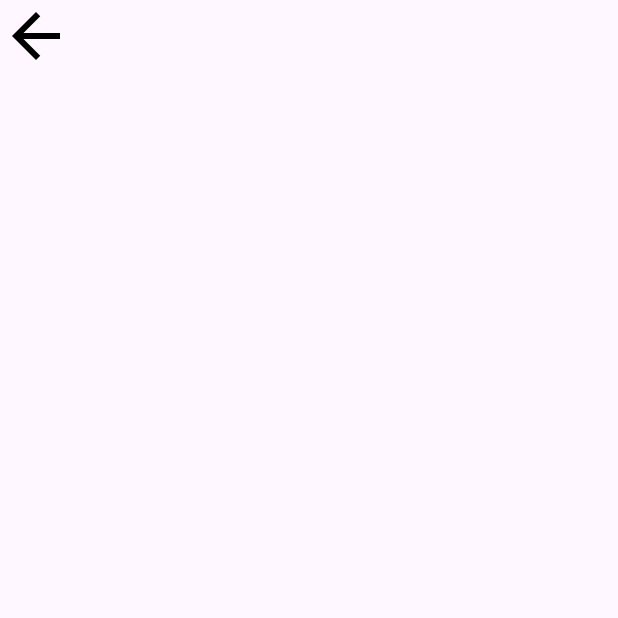
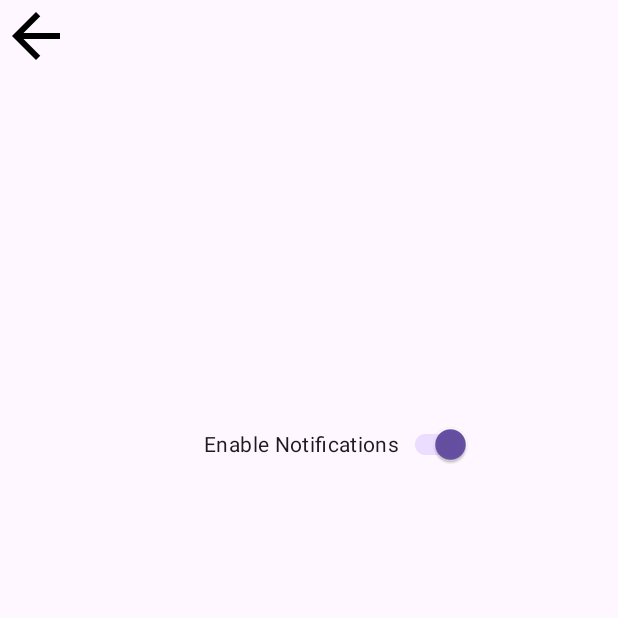
Before and after one commit to Nancke/SecondActivityMobil, an Android app: the Settings screen opened directly, with no data from a screen before it, on a phone screen of 412 x 824 dp, the top half of it. Before the commit the part shown is almost empty. Run offline under Robolectric (Android 15) with nearby library versions, the phone set to English and light mode, and no system bars.

Commit message:
fuck notifications this shi weird

```diff
--- a/app/src/main/AndroidManifest.xml
+++ b/app/src/main/AndroidManifest.xml
@@ -1,6 +1,8 @@
 <?xml version="1.0" encoding="utf-8"?>
 <manifest xmlns:android="http://schemas.android.com/apk/res/android"
     xmlns:tools="http://schemas.android.com/tools">
+
+    <uses-permission android:name="android.permission.POST_NOTIFICATIONS"/>
 
     <application
         android:allowBackup="true"
--- a/app/src/main/java/com/example/secondactivity/SecoundActivity.java
+++ b/app/src/main/java/com/example/secondactivity/SecoundActivity.java
@@ -40,6 +40,7 @@ public class SecoundActivity extends AppCompatActivity{
                 startActivity(intent);
             }
         });
+
     }
 
 
--- a/app/src/main/java/com/example/secondactivity/Settings.java
+++ b/app/src/main/java/com/example/secondactivity/Settings.java
@@ -1,25 +1,73 @@
 package com.example.secondactivity;
 
+import android.Manifest;
 import android.content.Intent;
+import android.content.pm.PackageManager;
+import android.net.Uri;
+import android.os.Build;
 import android.os.Bundle;
 import android.view.View;
 import android.widget.ImageView;
 
+
+import androidx.activity.result.ActivityResultLauncher;
+import androidx.activity.result.contract.ActivityResultContracts;
 import androidx.appcompat.app.AppCompatActivity;
+import androidx.appcompat.widget.SwitchCompat;
+import androidx.core.content.ContextCompat;
 import androidx.core.graphics.Insets;
 import androidx.core.view.ViewCompat;
 import androidx.core.view.WindowCompat;
 import androidx.core.view.WindowInsetsCompat;
+import androidx.appcompat.app.AppCompatActivity;
 
 public class Settings extends AppCompatActivity {
 
     ImageView Settings;
+
+    private SwitchCompat switchNotifications;
+
+    // Register permission launcher for Android 13+
+    private final ActivityResultLauncher<String> requestPermissionLauncher =
+            registerForActivityResult(new ActivityResultContracts.RequestPermission(), isGranted -> {
+                // Update switch position based on user choice in the pop-up
+                switchNotifications.setChecked(isGranted);
+            });
+
 
     @Override
     protected void onCreate(Bundle savedInstanceState) {
         super.onCreate(savedInstanceState);
         setContentView(R.layout.activity_settings);
 
+        switchNotifications = findViewById(R.id.switchNotifications);
+
+        // 1. Set initial state of the switch based on current permission
+        updateSwitchState();
+
+        // 2. Handle switch toggling
+        switchNotifications.setOnCheckedChangeListener((buttonView, isChecked) -> {
+            // Prevent triggering code programmatically when updating switch state
+            if (!buttonView.isPressed()) return;
+
+            if (isChecked) {
+                // User wants to turn notifications ON
+                if (Build.VERSION.SDK_INT >= Build.VERSION_CODES.TIRAMISU) {
+                    if (ContextCompat.checkSelfPermission(this, Manifest.permission.POST_NOTIFICATIONS)
+                            != PackageManager.PERMISSION_GRANTED) {
+                        // Request permission pop-up
+                        requestPermissionLauncher.launch(Manifest.permission.POST_NOTIFICATIONS);
+                    }
+                }
+            } else {
+                // User wants to turn notifications OFF.
+                // Android doesn't allow apps to revoke runtime permissions programmatically,
+                // so we send them to the app's system settings page to toggle it off.
+                Intent intent = new Intent(android.provider.Settings.ACTION_APPLICATION_DETAILS_SETTINGS);
+                intent.setData(Uri.parse("package:" + getPackageName()));
+                startActivity(intent);
+            }
+        });
         Settings = findViewById(R.id.goback);
         Settings.setOnClickListener(new View.OnClickListener() {
             @Override
@@ -30,4 +78,24 @@ public class Settings extends AppCompatActivity {
 
         });
     }
+
+    @Override
+    protected void onResume() {
+        super.onResume();
+        // Refresh switch state if the user returns from system settings
+        updateSwitchState();
+    }
+
+    private void updateSwitchState() {
+        if (Build.VERSION.SDK_INT >= Build.VERSION_CODES.TIRAMISU) {
+            boolean hasPermission = ContextCompat.checkSelfPermission(
+                    this, Manifest.permission.POST_NOTIFICATIONS) == PackageManager.PERMISSION_GRANTED;
+            switchNotifications.setChecked(hasPermission);
+        } else {
+            // Below Android 13, notifications are enabled by default unless blocked globally
+            switchNotifications.setChecked(true);
+        }
+    }
+
+
 }
--- a/app/src/main/res/layout/activity_money_stuff.xml
+++ b/app/src/main/res/layout/activity_money_stuff.xml
@@ -40,7 +40,8 @@
         android:textSize="30sp"
         app:layout_constraintBottom_toBottomOf="parent"
         app:layout_constraintEnd_toEndOf="parent"
-        app:cornerRadius="0dp"/>
+        app:cornerRadius="0dp"
+        />
 
 
 
--- a/app/src/main/res/layout/activity_settings.xml
+++ b/app/src/main/res/layout/activity_settings.xml
@@ -16,4 +16,15 @@
         android:focusable="true"
         app:layout_constraintTop_toTopOf="parent"
         app:layout_constraintStart_toStartOf="parent" />
+
+    <androidx.appcompat.widget.SwitchCompat
+        android:id="@+id/switchNotifications"
+        android:layout_width="wrap_content"
+        android:layout_height="wrap_content"
+        android:layout_marginStart="136dp"
+        android:layout_marginTop="272dp"
+        android:text="Enable Notifications"
+        app:layout_constraintStart_toStartOf="parent"
+        app:layout_constraintTop_toTopOf="parent" />
+
 </androidx.constraintlayout.widget.ConstraintLayout>
```
Also changed, not shown: app/src/main/java/com/example/secondactivity/MainActivity.java (+49 -1 lines), app/src/main/java/com/example/secondactivity/MoneyStuff.java (+25 -0 lines).
